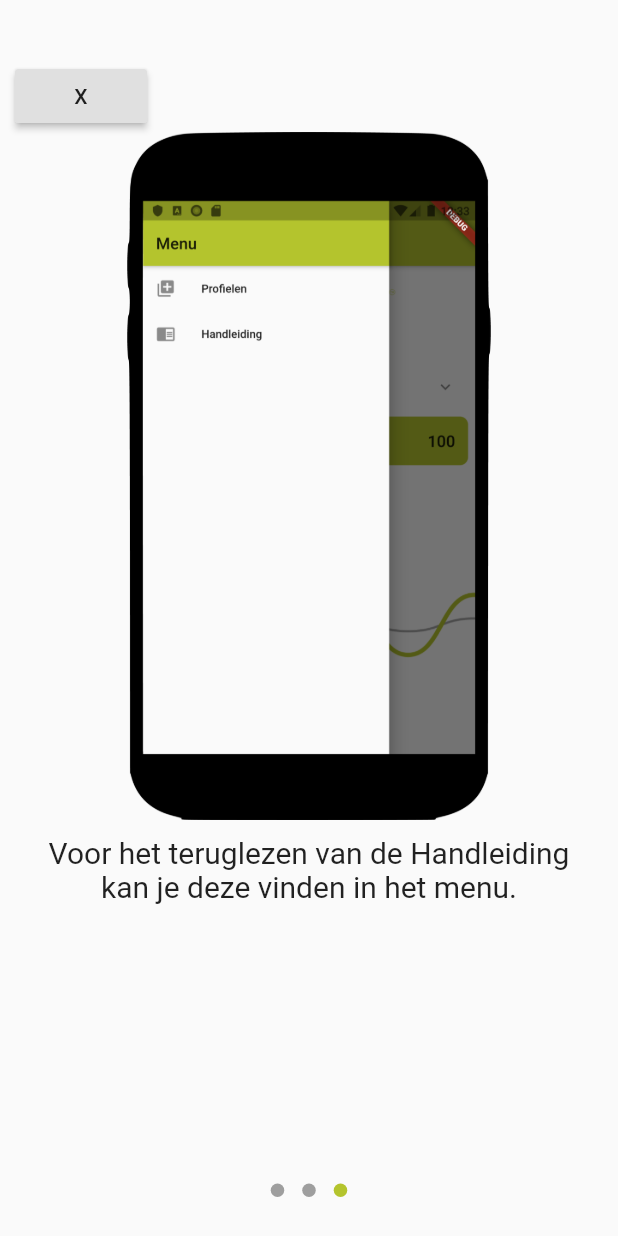
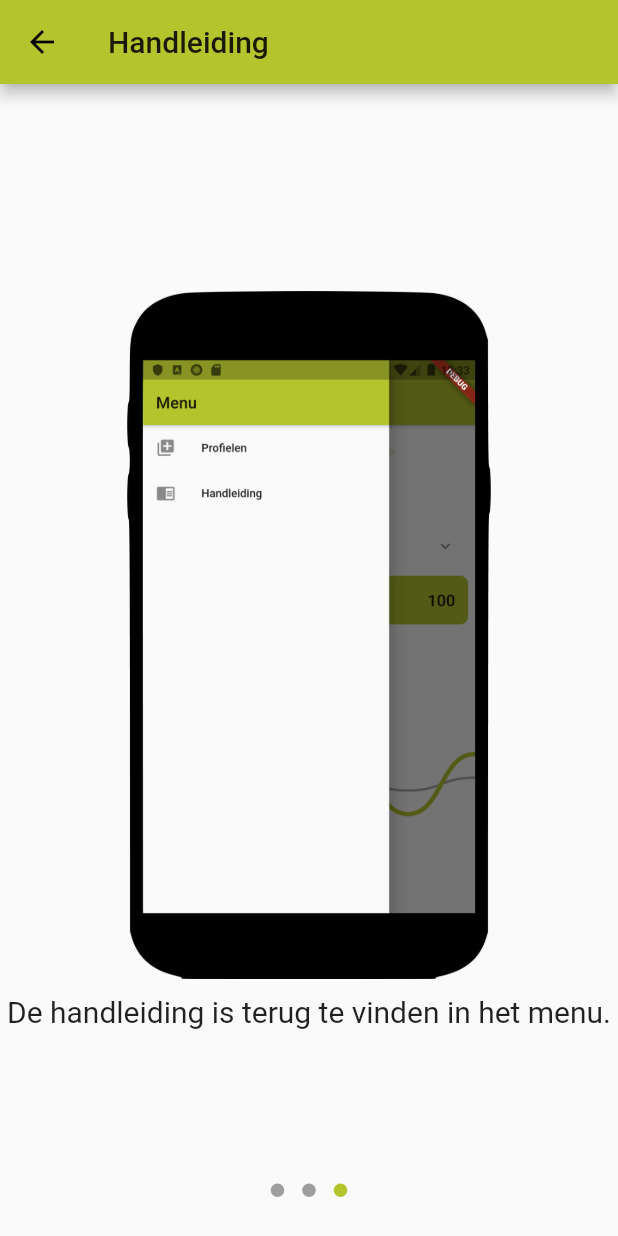
Before and after one commit to Luquatic/IPMEDTH, a Flutter app: the TutorialPage screen opened by its route, swiped to page 3, on a phone screen of 412 x 824 dp. Run offline on Flutter 3.47's test engine with Material 2 defaults, Android fonts, the light colour scheme and no system bars; drawn by our look-alikes of dots_indicator; missing offline and left inert: flutter_fluid_slider; accounts and stored records are empty.

Commit message:
updated tutorial

```diff
--- a/lib/pages/home.dart
+++ b/lib/pages/home.dart
@@ -24,7 +24,7 @@ class HomePage extends StatelessWidget {
             leading: Icon(Icons.chrome_reader_mode),
             title: Text('Handleiding'),
             onTap: () {
-              Navigator.popAndPushNamed(context, '/intro');
+              Navigator.pushReplacementNamed(context, '/tutorial');
             },
           ),
         ],
--- a/lib/pages/tutorial.dart
+++ b/lib/pages/tutorial.dart
@@ -24,70 +24,41 @@ class _TutorialPageState extends State<TutorialPage> {
 
   Widget _buildPageContent(BuildContext context) {
     return Scaffold(
+      appBar: AppBar(
+        automaticallyImplyLeading: true,
+        leading: IconButton(
+          icon: Icon(Icons.arrow_back),
+          onPressed: () {
+            Navigator.pushReplacementNamed(context, '/home');
+          },
+        ),
+        title: Text('Handleiding'),
+      ),
       body: Stack(
         children: <Widget>[
           PageView(
             children: <Widget>[
+              Container(), // Page 1
+              Container(), // Page 2
               Container(
-                child: Column( //__Page1__//
-                  crossAxisAlignment: CrossAxisAlignment.start,
+                //__Page3__//
+                child: Column(
+                  mainAxisAlignment: MainAxisAlignment.center,
+                  crossAxisAlignment: CrossAxisAlignment.center,
                   children: <Widget>[
                     Container(
-                      padding: EdgeInsets.only(left: 10, top: 40),
-                      child: RaisedButton(
-                        color: Colors.grey.shade300,
-                        child: Text('X'),
-                        onPressed: () {
-                          Navigator.pushReplacementNamed(context, '/home');
-                          },),
+                      child: Image.asset(
+                        'res/images/app_drawer.png',
+                        scale: 7,
+                      ),
                     ),
                     Container(
-                    ),
-                  ],
-                ),
-              ),
-              Container( //__Page2__//
-                child: Column(
-                  crossAxisAlignment: CrossAxisAlignment.start,
-                  children: <Widget>[
-                    Container(
-                      padding: EdgeInsets.only(left: 10, top: 40),
-                      child: RaisedButton(
-                        color: Colors.grey.shade300,
-                        child: Text('X'),
-                        onPressed: () {
-                          Navigator.pushReplacementNamed(context, '/home');
-                        },),
-                    ),
-                    Container(
-                    ),
-                  ],
-                ),
-              ),
-              Container( //__Page3__//
-                child: Column(
-                  crossAxisAlignment: CrossAxisAlignment.start,
-                  children: <Widget>[
-                    Container(
-                      padding: EdgeInsets.only(left: 10, top: 40),
-                      child: RaisedButton(
-                        color: Colors.grey.shade300,
-                        child: Text('X'),
-                        onPressed: () {
-                          Navigator.pushReplacementNamed(context, '/home');
-                        },),
-                    ),
-                    Container(
-                      alignment: AlignmentDirectional(0.0, 0.0),
-                      child: Image.asset('res/images/app_drawer.png', scale: 7,),
-                    ),
-                    Container(
-                      alignment: Alignment.bottomCenter,
                       padding: EdgeInsets.only(top: 10),
-                      child: Text("Voor het teruglezen van de Handleiding \nkan je deze vinden in het menu.",
+                      child: Text(
+                        "De handleiding is terug te vinden in het menu.",
                         textAlign: TextAlign.center,
-                        style: TextStyle(fontSize: 20),),
-
+                        style: TextStyle(fontSize: 20),
+                      ),
                     )
                   ],
                 ),
```
